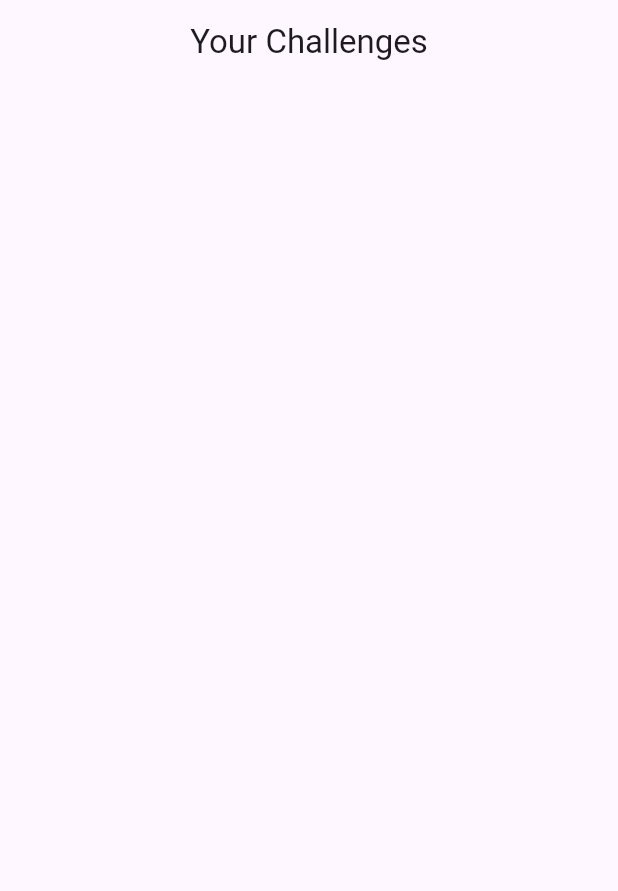
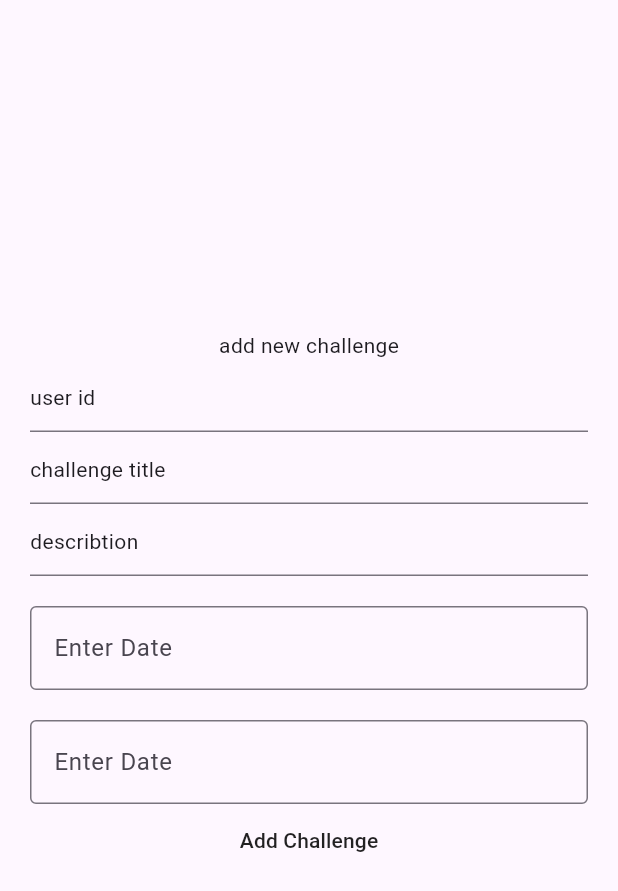
Before and after one commit to LoulouTBC/30_Day_challenge, a Flutter app: the screen it shows after launch, on a phone screen of 412 x 824 dp. Shown: the top 891 px of the screen. Run offline on Flutter 3.47's test engine with Material 3 defaults, Android fonts, the phone set to English and light mode, and no system bars; our stand-ins replace sqflite, table_calendar; accounts and stored records are empty.

Commit message:
add AddNewChallenge screen with form, date pickers, and Provider integration

```diff
--- /dev/null
+++ b/lib/features/challenges/UI/add_new_challenge_screen.dart
@@ -0,0 +1,95 @@
+import 'package:challenges_app/features/challenges/data/challenge_model.dart';
+import 'package:flutter/material.dart';
+import 'package:provider/provider.dart';
+import 'package:challenges_app/features/challenges/logic/challenges_provider.dart';
+
+class AddNewChallenge extends StatelessWidget {
+  const AddNewChallenge({super.key});
+
+  @override
+  Widget build(BuildContext context) {
+    GlobalKey<FormState> keyFormStata = GlobalKey();
+    String challengeTitle ='';
+    int userId = 0;
+    String describtion ='';
+    DateTime? firstDay;
+    DateTime? lastDay;
+
+
+
+    return Scaffold(
+      body: Padding(
+        padding: EdgeInsetsGeometry.all(20),
+        child: Column(
+          children: [
+            SizedBox(height: 200),
+            Text('add new challenge'),
+            Consumer<ChallengesProvider>(
+              builder: (context, model, child) {
+                return Form(
+                  key: keyFormStata,
+                  child: Column(
+                    children: [
+                      TextFormField(
+                        onSaved: (newValue) {
+                          userId = int.parse(newValue!);
+                        },
+                        decoration: InputDecoration(hint: Text('user id')),
+                      ),
+                      TextFormField(
+                        onSaved: (newValue) {
+                          challengeTitle = newValue!;
+                        },
+                        decoration: InputDecoration(
+                          hint: Text('challenge title'),
+                        ),
+                      ),
+                      TextFormField(
+                        onSaved: (newValue) {
+                          describtion = newValue!;
+                        },
+                        decoration: InputDecoration(hint: Text('describtion')),
+                      ),
+                      SizedBox(height: 20),
+                      InputDatePickerFormField(
+                        onDateSaved: (newValue) {
+                          firstDay = newValue;
+                        },
+                        firstDate: DateTime.utc(2018 - 1 - 1),
+                        lastDate: DateTime.utc(2045 - 1 - 1),
+                      ),
+                      SizedBox(height: 20),
+                      InputDatePickerFormField(
+                        onDateSaved: (newValue) {
+                          firstDay = newValue;
+                        },
+                        firstDate: DateTime.utc(2018 - 1 - 1),
+                        lastDate: DateTime.utc(2045 - 1 - 1),
+                      ),
+                      MaterialButton(
+                        child: const Text('Add Challenge'),
+                        onPressed: () {
+                          keyFormStata.currentState!.save();
+
+                          final newChallenge = Challenge(
+                            userId: userId,
+                            title: challengeTitle,
+                            description: describtion,
+                            startDate: firstDay,
+                            endDate: lastDay,
+                          );
+
+                          model.addChallenge(newChallenge);
+                        },
+                      ),
+                    ],
+                  ),
+                );
+              },
+            ),
+          ],
+        ),
+      ),
+    );
+  }
+}
--- a/lib/features/home/data/challenges_repository.dart
+++ b/lib/features/challenges/data/challenges_repository.dart
@@ -1,5 +1,5 @@
 import 'package:challenges_app/core/helpers/db_imp.dart';
-import 'package:challenges_app/features/home/data/challenge_model.dart';
+import 'package:challenges_app/features/challenges/data/challenge_model.dart';
 import 'package:sqflite/sqflite.dart';
 
 class ChallengesRepository {
--- a/lib/features/home/logic/challenges_provider.dart
+++ b/lib/features/challenges/logic/challenges_provider.dart
@@ -1,5 +1,5 @@
-import 'package:challenges_app/features/home/data/challenge_model.dart';
-import 'package:challenges_app/features/home/data/challenges_repository.dart';
+import 'package:challenges_app/features/challenges/data/challenge_model.dart';
+import 'package:challenges_app/features/challenges/data/challenges_repository.dart';
 import 'package:flutter/material.dart';
 
 class ChallengesProvider extends ChangeNotifier {
--- a/lib/main.dart
+++ b/lib/main.dart
@@ -1,6 +1,8 @@
 import 'package:challenges_app/core/helpers/inserting_schema.dart';
-import 'package:challenges_app/features/home/UI/challenges_screen.dart';
-import 'package:challenges_app/features/home/logic/challenges_provider.dart';
+import 'package:challenges_app/features/challenges/UI/add_new_challenge_screen.dart';
+import 'package:challenges_app/features/challenges/UI/challenge_details_screen.dart';
+import 'package:challenges_app/features/challenges/UI/challenges_screen.dart';
+import 'package:challenges_app/features/challenges/logic/challenges_provider.dart';
 import 'package:flutter/material.dart';
 import 'package:provider/provider.dart';
 
@@ -22,7 +24,7 @@ class MyApp extends StatelessWidget {
       routes: {'/home': (_) => HomePage()},
       home: ChangeNotifierProvider(
         create: (context) => ChallengesProvider()..fetchAllChallenges(),
-        child: HomePage(),
+        child: AddNewChallenge(),
       ),
     );
   }
```
Also changed, not shown: lib/features/challenges/UI/challenge_details_screen.dart (added, +27 -0 lines), lib/features/challenges/UI/challenges_screen.dart (renamed from lib/features/home/UI/challenges_screen.dart, +16 -3 lines), lib/features/challenges/data/challenge_model.dart (renamed from lib/features/home/data/challenge_model.dart).
